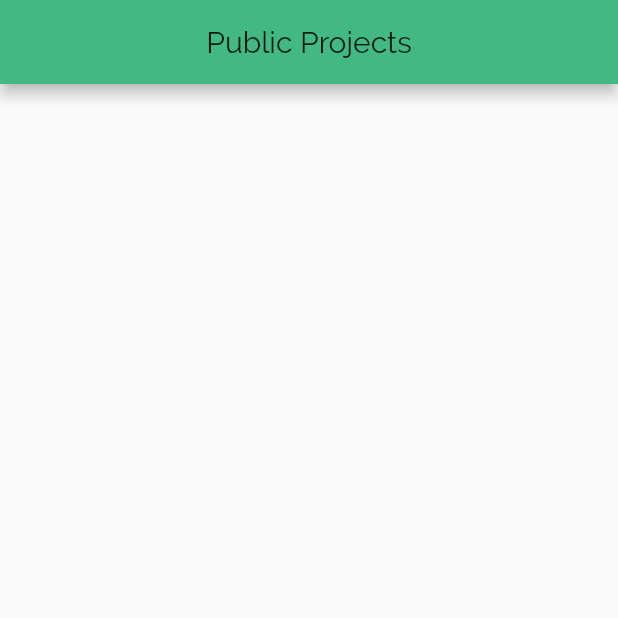
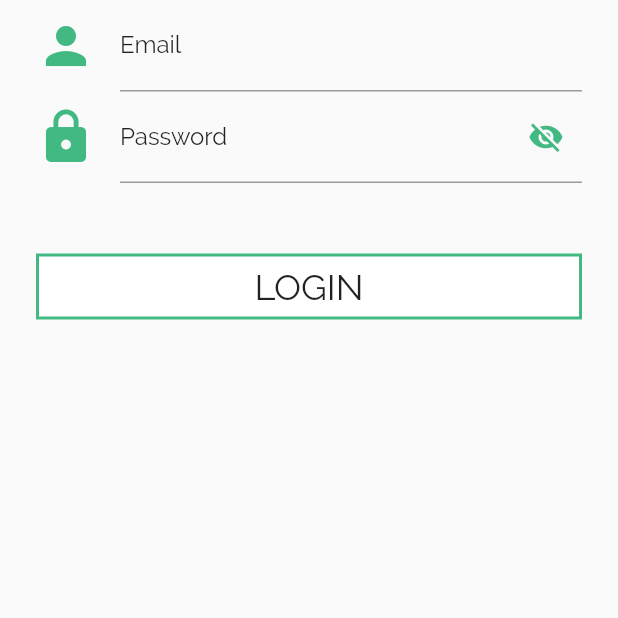
Before and after one commit to Nitish145/CV-Task, a Flutter app: the screen it shows after launch, on a phone screen of 412 x 824 dp, the top half of it. Run offline on Flutter 3.47's test engine with Material 2 defaults, Android fonts, the phone set to English and light mode, and no system bars; our stand-ins replace shared_preferences, timeago, transparent_image.

Commit message:
Adds Login Screen and implementation

```diff
--- /dev/null
+++ b/lib/Services/user.dart
@@ -0,0 +1,34 @@
+import 'dart:convert';
+
+import 'package:cv_projects_task/globals.dart';
+import 'package:cv_projects_task/models/login.dart';
+import 'package:http/http.dart' as http;
+
+var header = {"Content-Type": "application/vnd.api+json"};
+http.Client client = new http.Client();
+
+Future<Login> userLogin(String email, String pass) async {
+  String endpoint = "/api/v0/auth/login";
+  String uri = url + endpoint;
+  var json = {
+    "email": email,
+    "password": pass,
+  };
+  try {
+    var response = await client.post(
+      uri,
+      headers: header,
+      body: jsonEncode(json),
+    );
+    final jsonResponse = jsonDecode(response.body);
+    Login login = new Login.fromJson(jsonResponse);
+    print(response.body);
+    if (response.statusCode == 202) {
+      return login;
+    }
+    return null;
+  } on Exception catch (e) {
+    print(e);
+    return null;
+  }
+}
--- a/lib/globals.dart
+++ b/lib/globals.dart
@@ -1,6 +1,7 @@
 import 'package:flutter/material.dart';
 
-String url = "http://995730bc.ngrok.io";
+String url = "http://1e03e162.ngrok.io";
+
 
 Map<int, Color> color = {
   50: Color.fromRGBO(66, 185, 131, .1),
--- a/lib/main.dart
+++ b/lib/main.dart
@@ -1,5 +1,5 @@
 import 'package:cv_projects_task/globals.dart';
-import 'package:cv_projects_task/public_projects_page.dart';
+import 'package:cv_projects_task/signup_login_page.dart';
 import 'package:flutter/material.dart';
 
 void main() => runApp(MyApp());
@@ -16,6 +16,7 @@ class MyApp extends StatelessWidget {
           color,
         ),
         primaryColorDark: Color.fromRGBO(2, 110, 87, 1),
+        cursorColor: Color.fromRGBO(66, 185, 131, 1),
         fontFamily: 'Raleway',
         textTheme: TextTheme(
           headline: TextStyle(
@@ -34,9 +35,13 @@ class MyApp extends StatelessWidget {
             fontSize: 22,
             color: Colors.black,
           ),
+          display3: TextStyle(
+            fontSize: 20,
+            color: Colors.black,
+          ),
         ),
       ),
-      home: PublicProjectsPage(),
+      home: SignUpLoginPage(),
     );
   }
 }
--- /dev/null
+++ b/lib/models/login.dart
@@ -0,0 +1,33 @@
+// To parse this JSON data, do
+//
+//     final login = loginFromJson(jsonString);
+
+import 'dart:convert';
+
+Login loginFromJson(String str) => Login.fromJson(json.decode(str));
+
+String loginToJson(Login data) => json.encode(data.toJson());
+
+class Login {
+  String token;
+  String exp;
+  String username;
+
+  Login({
+    this.token,
+    this.exp,
+    this.username,
+  });
+
+  factory Login.fromJson(Map<String, dynamic> json) => Login(
+        token: json["token"],
+        exp: json["exp"],
+        username: json["username"],
+      );
+
+  Map<String, dynamic> toJson() => {
+        "token": token,
+        "exp": exp,
+        "username": username,
+      };
+}
--- /dev/null
+++ b/lib/signup_login_page.dart
@@ -0,0 +1,177 @@
+import 'package:cv_projects_task/Services/user.dart';
+import 'package:flutter/material.dart';
+import 'package:shared_preferences/shared_preferences.dart';
+
+class SignUpLoginPage extends StatefulWidget {
+  @override
+  _SignUpLoginPageState createState() => _SignUpLoginPageState();
+}
+
+class _SignUpLoginPageState extends State<SignUpLoginPage> {
+  final _formKey = new GlobalKey<FormState>();
+  String _email, _password;
+  bool _isLoginButtonTapped = false;
+  bool _isLoginSuccessful = false;
+  bool _obscureText = true;
+
+  // Toggles the password show status
+  void _toggle() {
+    setState(() {
+      _obscureText = !_obscureText;
+    });
+  }
+
+  Widget _showEmailInput() {
+    return new TextFormField(
+      maxLines: 1,
+      keyboardType: TextInputType.emailAddress,
+      style: TextStyle(color: Colors.black),
+      decoration: new InputDecoration(
+        labelText: "Email",
+        labelStyle: Theme.of(context).primaryTextTheme.subhead,
+        icon: new Icon(
+          Icons.person,
+          color: Theme.of(context).primaryColor,
+          size: 40,
+        ),
+      ),
+      validator: (value) => value.isEmpty ? 'Email can\'t be empty' : null,
+      onSaved: (value) => _email = value.trim(),
+    );
+  }
+
+  Widget _showPasswordInput() {
+    return new TextFormField(
+      maxLines: 1,
+      obscureText: _obscureText,
+      style: TextStyle(color: Colors.black),
+      decoration: new InputDecoration(
+        suffixIcon: GestureDetector(
+          child: new Icon(
+            _obscureText ? Icons.visibility_off : Icons.visibility,
+            color: Theme.of(context).primaryColor,
+          ),
+          onTap: _toggle,
+        ),
+        labelText: "Password",
+        labelStyle: Theme.of(context).primaryTextTheme.subhead,
+        icon: new Icon(
+          Icons.lock,
+          color: Theme.of(context).primaryColor,
+          size: 40,
+        ),
+      ),
+      validator: (value) => value.isEmpty ? 'Password can\'t be empty' : null,
+      onSaved: (value) => _password = value,
+    );
+  }
+
+  Widget _showLoginButton() {
+    return Container(
+      width: MediaQuery.of(context).size.width,
+      child: (_isLoginButtonTapped)
+          ? new FlatButton(
+              padding: EdgeInsets.all(8),
+              color: Theme.of(context).primaryColor,
+              child: new Text(
+                'Authenticating...',
+                style: Theme.of(context)
+                    .accentTextTheme
+                    .headline
+                    .copyWith(color: Colors.white),
+              ),
+              onPressed: () {})
+          : (_isLoginSuccessful)
+              ? new FlatButton(
+                  padding: EdgeInsets.all(8),
+                  color: Colors.white,
+                  shape: new Border.all(
+                    width: 2,
+                    color: Theme.of(context).primaryColor,
+                    style: BorderStyle.solid,
+                  ),
+                  child: new Text(
+                    'Logged In Successfully',
+                    style: Theme.of(context).primaryTextTheme.headline,
+                  ),
+                  onPressed: null)
+              : new FlatButton(
+                  padding: EdgeInsets.all(8),
+                  color: Colors.white,
+                  shape: new Border.all(
+                    width: 2,
+                    color: Theme.of(context).primaryColor,
+                    style: BorderStyle.solid,
+                  ),
+                  child: new Text(
+                    'LOGIN',
+                    style: Theme.of(context).primaryTextTheme.headline,
+                  ),
+                  onPressed: _validateAndSubmit,
+                ),
+    );
+  }
+
+  // Check if form is valid before performing Login
+  bool _validateAndSave() {
+    final form = _formKey.currentState;
+    if (form.validate()) {
+      form.save();
+      return true;
+    }
+    return false;
+  }
+
+  void _validateAndSubmit() {
+    if (_validateAndSave()) {
+      setState(() {
+        _isLoginButtonTapped = true;
+      });
+      FocusScope.of(context).requestFocus(new FocusNode());
+      userLogin(_email, _password).then((login) {
+        if (login != null) {
+          Scaffold.of(context).showSnackBar(SnackBar(
+            content: Text("Login Successful !"),
+          ));
+          setState(() {
+            _isLoginSuccessful = true;
+            _isLoginButtonTapped = false;
+          });
+          SharedPreferences.getInstance().then((prefs) {
+            prefs.setString("token", login.token);
+          });
+        }
+      });
+    }
+  }
+
+  @override
+  Widget build(BuildContext context) {
+    return Scaffold(
+      body: SafeArea(
+        child: SingleChildScrollView(
+          child: Column(
+            children: <Widget>[
+              Padding(
+                padding: const EdgeInsets.symmetric(horizontal: 24),
+                child: new Form(
+                  key: _formKey,
+                  child: Column(
+                    children: <Widget>[
+                      _showEmailInput(),
+                      _showPasswordInput(),
+                      Padding(
+                        padding: const EdgeInsets.only(top: 45),
+                        child: _showLoginButton(),
+                      ),
+                    ],
+                  ),
+                ),
+              ),
+            ],
+          ),
+        ),
+      ),
+    );
+  }
+}
--- a/pubspec.yaml
+++ b/pubspec.yaml
@@ -25,6 +25,8 @@ dependencies:
   flutter_html: ^0.11.1
   intl:
   timeago:
+  flutter_svg:
+  shared_preferences:
 
 dev_dependencies:
   flutter_test:
@@ -38,6 +40,10 @@ flutter:
   # the material Icons class.
   uses-material-design: true
 
+  assets:
+    - assets/svg/
+    - assets/png/
+
   fonts:
     - family: Raleway
       fonts:
```
Also changed, not shown: assets/png/sign_in.png (added), assets/svg/sign_in.svg (added), pubspec.lock.
